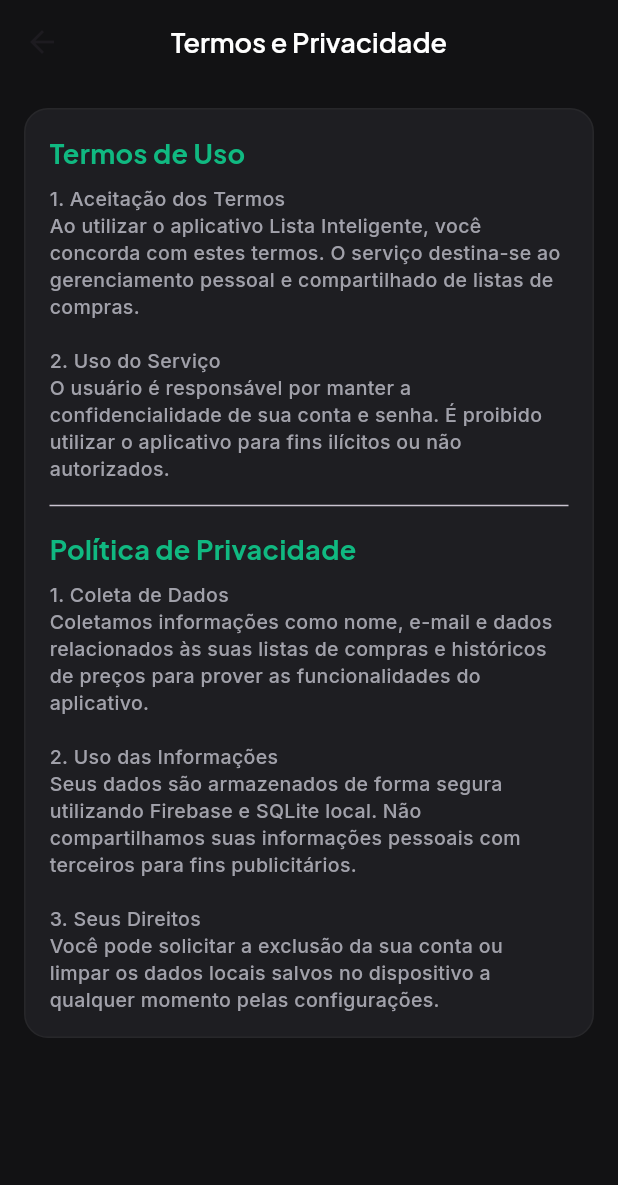
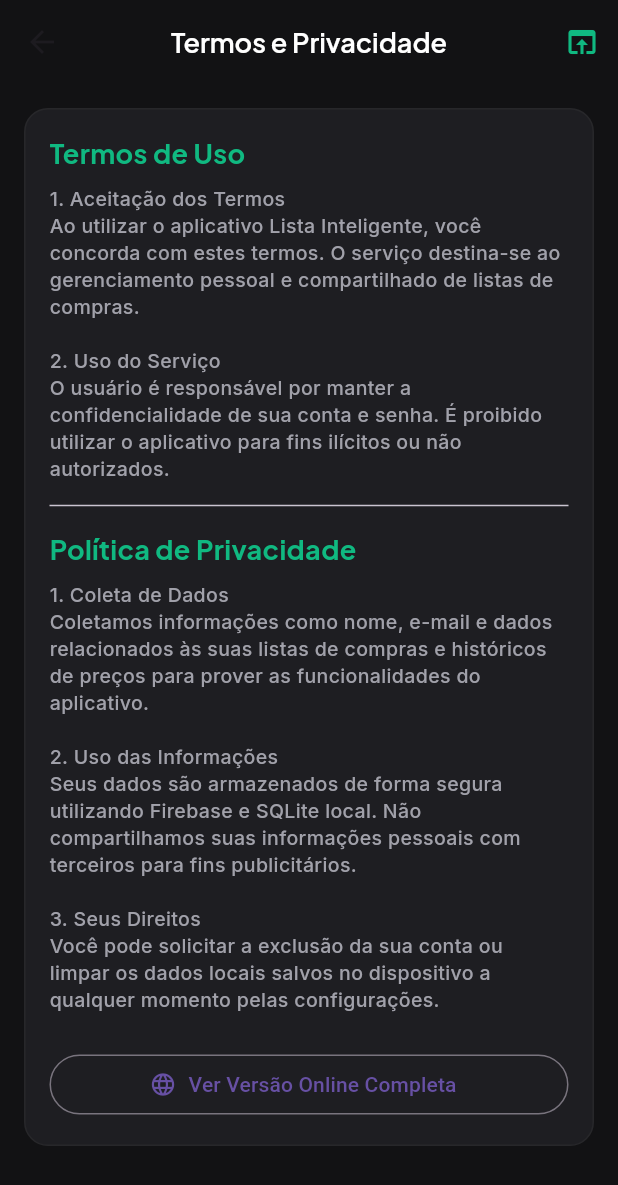
Before and after one commit to hudson483756/listainteligente-, a Flutter app: the TermsAndPrivacyScreen screen opened directly, on a phone screen of 412 x 824 dp. Shown: the top 1185 px of the screen. Run offline on Flutter 3.47's test engine with Material 3 defaults, Android fonts, the phone set to English and light mode, and no system bars; our stand-ins replace cloud_firestore, connectivity_plus, firebase_auth, firebase_core, google_fonts, google_sign_in and 4 more; missing offline and left inert: extension_google_sign_in_as_googleapis_auth, googleapis, mobile_scanner; accounts and stored records are empty.

Commit message:
feat: adiciona abertura dos termos de uso via url no app

```diff
--- a/lib/features/settings/terms_and_privacy_screen.dart
+++ b/lib/features/settings/terms_and_privacy_screen.dart
@@ -1,9 +1,19 @@
 import 'package:flutter/material.dart';
+import 'package:url_launcher/url_launcher.dart';
 import '../../core/constants/app_colors.dart';
 import '../../core/constants/app_typography.dart';
 
 class TermsAndPrivacyScreen extends StatelessWidget {
   const TermsAndPrivacyScreen({super.key});
+
+  final String _webUrl = 'https://hudson483756.github.io/listainteligente-/';
+
+  Future<void> _openWebUrl() async {
+    final Uri url = Uri.parse(_webUrl);
+    if (!await launchUrl(url, mode: LaunchMode.externalApplication)) {
+      debugPrint('Não foi possível abrir a URL: $_webUrl');
+    }
+  }
 
   @override
   Widget build(BuildContext context) {
@@ -14,6 +24,13 @@ class TermsAndPrivacyScreen extends StatelessWidget {
         backgroundColor: Colors.transparent,
         elevation: 0,
         centerTitle: true,
+        actions: [
+          IconButton(
+            icon: const Icon(Icons.open_in_browser, color: AppColors.primary),
+            tooltip: 'Abrir no navegador',
+            onPressed: _openWebUrl,
+          ),
+        ],
       ),
       body: SafeArea(
         child: SingleChildScrollView(
@@ -61,6 +78,15 @@ class TermsAndPrivacyScreen extends StatelessWidget {
                   'Você pode solicitar a exclusão da sua conta ou limpar os dados locais salvos no dispositivo a qualquer momento pelas configurações.',
                   style: AppTypography.caption.copyWith(fontSize: 13, height: 1.4),
                 ),
+                const SizedBox(height: 24),
+                SizedBox(
+                  width: double.infinity,
+                  child: OutlinedButton.icon(
+                    onPressed: _openWebUrl,
+                    icon: const Icon(Icons.language),
+                    label: const Text('Ver Versão Online Completa'),
+                  ),
+                ),
               ],
             ),
           ),
--- a/pubspec.yaml
+++ b/pubspec.yaml
@@ -37,6 +37,7 @@ dependencies:
   google_fonts: ^8.2.1
   mobile_scanner: ^7.4.0
   shared_preferences: ^2.5.5
+  url_launcher: ^6.3.2
 
 dev_dependencies:
   flutter_test:
```
Also changed, not shown: pubspec.lock.
